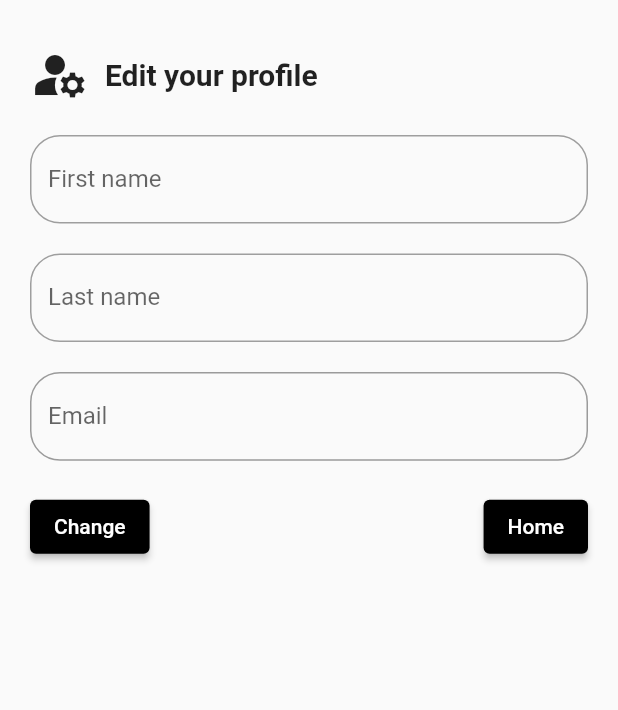
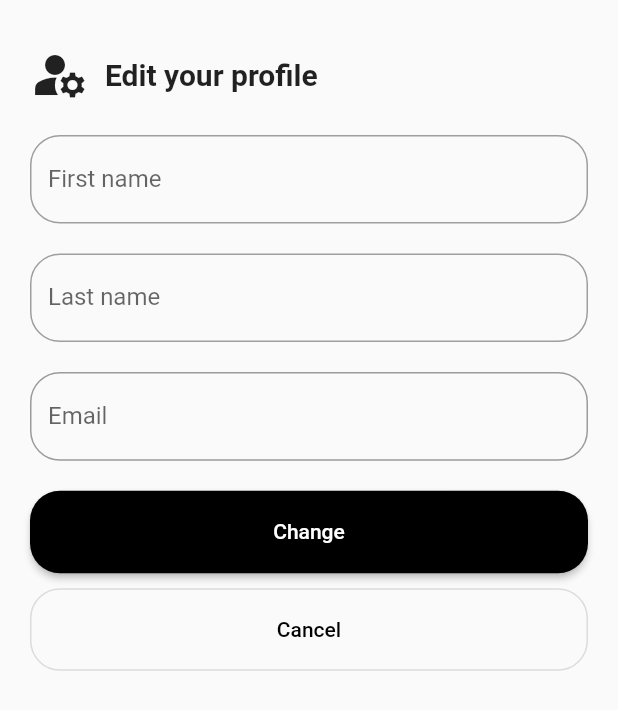
Before and after one commit to duyduc2809/MockProject1, a Flutter app: the EditProfile screen opened directly, on a phone screen of 412 x 824 dp. Shown: the top 710 px of the screen. Run offline on Flutter 3.47's test engine with Material 2 defaults, Android fonts, the phone set to English and light mode, and no system bars; our stand-ins replace pie_chart, shared_preferences, sqflite; accounts and stored records are empty; statements that could not run were skipped.

Commit message:
commit
display account current information, change button

```diff
--- a/lib/screens/edit_profile_screen.dart
+++ b/lib/screens/edit_profile_screen.dart
@@ -1,6 +1,7 @@
 import 'package:flutter/material.dart';
 import 'package:mock_prj1/validator.dart';
 import '../classes/account.dart';
+import '../constants/dimension_constant.dart';
 import '../helpers/sql_account_helper.dart';
 import '../widgets/async_text_form_field.dart';
 import '../widgets/custom_input_decoration.dart';
@@ -15,9 +16,21 @@ class EditProfile extends StatefulWidget {
 
 class _EditProfileState extends State<EditProfile> {
   final _formkey = GlobalKey<FormState>();
+
    final _firstNameController = TextEditingController();
    final _lastNameController = TextEditingController();
    final _emailController = TextEditingController();
+
+  @override
+  void initState() {
+    // TODO: implement initState
+    super.initState();
+    //gán giá trị 3 controller bằng giá trị tương ứng của current account
+    _firstNameController.text = SQLAccountHelper.currentAccount['firstName'];
+    _lastNameController.text = SQLAccountHelper.currentAccount['lastName'];
+    _emailController.text = SQLAccountHelper.currentAccount['email'];
+
+  }
 
   @override
   Widget build(BuildContext context) {
@@ -81,10 +94,11 @@ class _EditProfileState extends State<EditProfile> {
                 const SizedBox(
                   height: 20,
                 ),
-                Row(
-                  mainAxisAlignment: MainAxisAlignment.spaceBetween,
-                  children: [
                 ElevatedButton(
+                    style: ElevatedButton.styleFrom(
+                        minimumSize: const Size.fromHeight(55),
+                        shape: RoundedRectangleBorder(
+                            borderRadius: BorderRadius.circular(kMediumPadding))),
                     onPressed: () {
                       if (_formkey.currentState!.validate()) {
                         SQLAccountHelper.updateAccount(Account(
@@ -103,14 +117,17 @@ class _EditProfileState extends State<EditProfile> {
                               content: Text('Edit successful! ')));
                     },
                     child: const Text('Change')),
-                    ElevatedButton(
+                const SizedBox(height: spaceBetweenField / 2,),
+                OutlinedButton(
+                    style: OutlinedButton.styleFrom(
+                        minimumSize: const Size.fromHeight(55),
+                        shape: RoundedRectangleBorder(
+                            borderRadius: BorderRadius.circular(kMediumPadding))),
                     onPressed: () {
                       Navigator.of(context).push(MaterialPageRoute(
                           builder: (context) => const HomePage()));
                     },
-                        child: const Text('Home'))
-                  ],
-                ),
+                    child: const Text('Cancel')),
               ],
             )),
       ),
```
Also changed, not shown: lib/screens/change_password_screen.dart (+17 -13 lines). Lines whose indentation alone changed are shown as unchanged.
